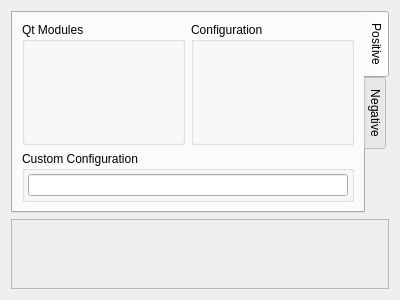
testmana2/mks, file v2/branches/newxup/plugins/xup/QMake/src/editor/QMakeConfigurationEditor.ui: the form before one commit.
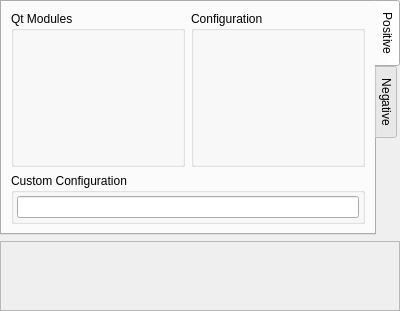
The form after the commit. Icons and pictures are not drawn. Custom widgets are drawn as their Qt base class.

What changed in the file:
```diff
--- a/v2/branches/newxup/plugins/xup/QMake/src/editor/QMakeConfigurationEditor.ui
+++ b/v2/branches/newxup/plugins/xup/QMake/src/editor/QMakeConfigurationEditor.ui
@@ -7,7 +7,7 @@
     <x>0</x>
     <y>0</y>
     <width>400</width>
-    <height>300</height>
+    <height>311</height>
    </rect>
   </property>
   <property name="windowTitle">
@@ -18,6 +18,9 @@
     <normaloff>:/xupeditor/icons/xupeditor/modules.png</normaloff>:/xupeditor/icons/xupeditor/modules.png</iconset>
   </property>
   <layout class="QGridLayout" name="gridLayout_4">
+   <property name="margin">
+    <number>0</number>
+   </property>
    <item row="1" column="0">
     <widget class="QFrame" name="fHelp">
      <property name="maximumSize">
@@ -59,9 +62,6 @@
         <property name="scaledContents">
          <bool>true</bool>
         </property>
-        <property name="alignment">
-         <set>Qt::AlignLeading|Qt::AlignLeft|Qt::AlignTop</set>
-        </property>
        </widget>
       </item>
       <item row="0" column="1" rowspan="2">
```
